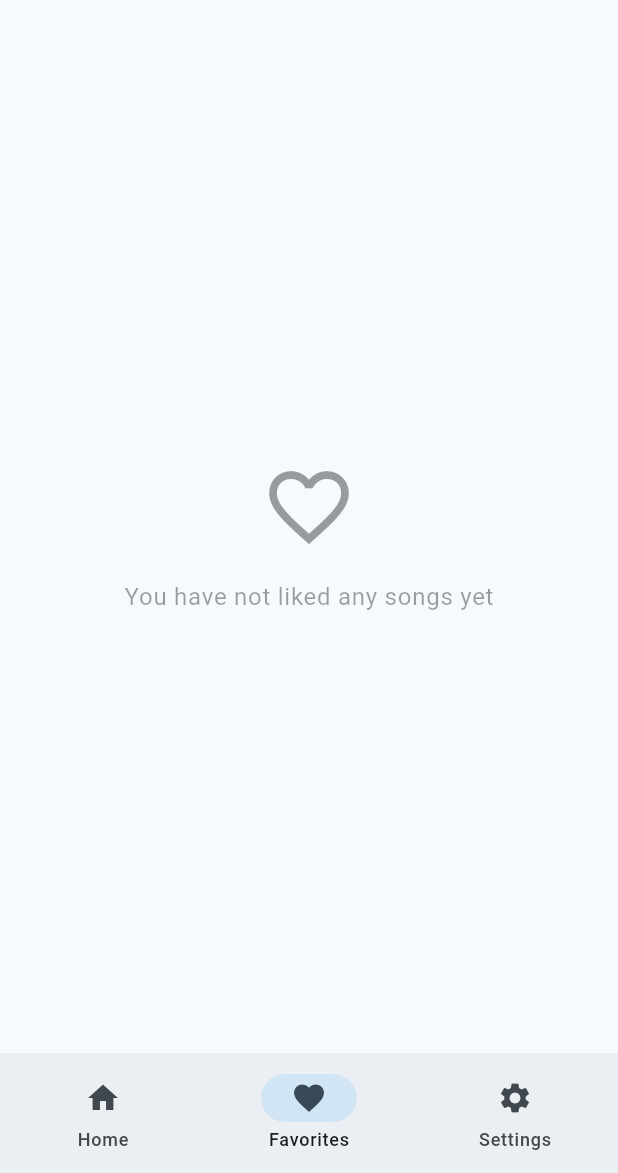
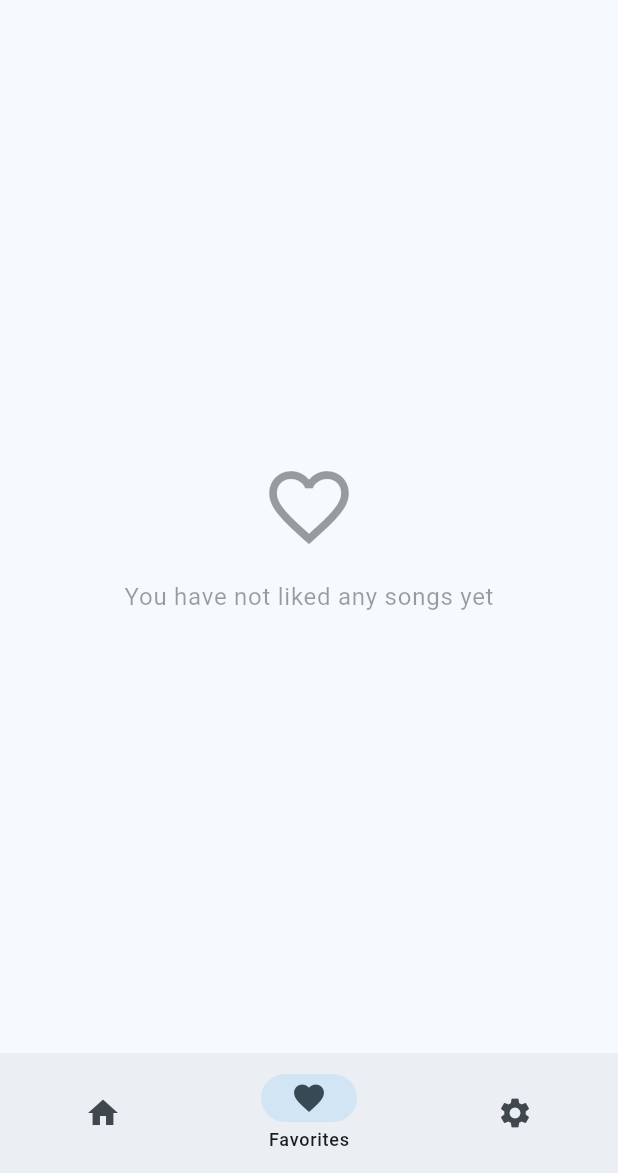
Before and after one commit to mu-fazil-vk/audio_player_offline, a Flutter app: the screen it shows after launch, item 2 of the bottom bar chosen, after a tap on "Favorites", on a phone screen of 412 x 824 dp, the part 63-1236 px from its top. Run offline on Flutter 3.47's test engine with Material 3 defaults, Android fonts, the phone set to English and light mode, and no system bars; drawn by our look-alikes of dynamic_color; our stand-ins replace audio_service, card_swiper, easy_localization, go_router, hive_flutter, hugeicons and 8 more; missing offline and left inert: audio_session, flag; accounts and stored records are empty; statements that could not run were skipped.

```diff
--- a/lib/core/constants/app_constants.dart
+++ b/lib/core/constants/app_constants.dart
@@ -1,3 +1,4 @@
+import 'package:music_player/models/language.dart';
 import 'package:music_player/models/translator.dart';
 
 const String kTestImage = 'assets/test.jpg';
@@ -16,4 +17,13 @@ class AppInfo {
       profileUrl: 'https://github.com/mu-fazil-vk/',
     ),
   ];
+
+  final List<LanguageModel> supportedLanguages = [
+    LanguageModel(name: 'English', code: 'en'),
+    LanguageModel(
+        name: 'മലയാളം',
+        code: 'ml',
+        englishName: 'Malayalam',
+        countryCode: 'in'),
+  ];
 }
--- /dev/null
+++ b/lib/models/language.dart
@@ -0,0 +1,12 @@
+class LanguageModel {
+  final String name;
+  final String code;
+  final String? englishName;
+  final String? countryCode;
+  LanguageModel({
+    required this.name,
+    required this.code,
+    this.englishName,
+    this.countryCode,
+  });
+}
--- a/lib/services/navigation_service.dart
+++ b/lib/services/navigation_service.dart
@@ -8,6 +8,8 @@ import 'package:music_player/views/home/home_screen.dart';
 import 'package:music_player/views/player/full_screen_player.dart';
 import 'package:music_player/views/playlists/playlist_view_screen.dart';
 import 'package:music_player/views/playlists/playlists_screen.dart';
+import 'package:music_player/views/search/search_screen.dart';
+import 'package:music_player/views/settings/languages_screen.dart';
 import 'package:music_player/views/settings/settings_screen.dart';
 import 'package:music_player/views/settings/translators_screen.dart';
 
@@ -107,6 +109,11 @@ class NavigationService {
                         ) ??
                         0),
               ),
+               GoRoute(
+                path: searchPath,
+                name: 'search',
+                builder: (context, state) => const SearchScreen(),
+              ),
             ],
           ),
         ],
@@ -115,7 +122,7 @@ class NavigationService {
         navigatorKey: favoriteTabNavigatorKey,
         routes: [
           GoRoute(
-            path: searchPath,
+            path: playlistsPath,
             pageBuilder: (context, GoRouterState state) {
               return getPage(
                 child: const PlaylistsScreen(),
@@ -156,6 +163,11 @@ class NavigationService {
                 name: 'translators',
                 builder: (context, state) => const TranslatorsScreen(),
               ),
+              GoRoute(
+                path: 'languages',
+                name: 'languages',
+                builder: (context, state) => const LanguagesScreen(),
+              ),
             ],
           ),
         ],
--- a/lib/views/bottom_avigation/bottom_navigation.dart
+++ b/lib/views/bottom_avigation/bottom_navigation.dart
@@ -1,3 +1,4 @@
+import 'package:easy_localization/easy_localization.dart';
 import 'package:flutter/material.dart';
 import 'package:go_router/go_router.dart';
 import 'package:music_player/providers/audio_provider.dart';
@@ -76,6 +77,9 @@ class _BottomNavigationScreenState extends State<BottomNavigationScreen> {
         ),
         bottomNavigationBar: NavigationBar(
           selectedIndex: _selectedIndex.value,
+          labelBehavior: context.locale == const Locale('en')
+              ? NavigationDestinationLabelBehavior.onlyShowSelected
+              : NavigationDestinationLabelBehavior.alwaysHide,
           onDestinationSelected: (index) {
             widget.body.goBranch(
               index,
--- a/lib/views/playlists/playlists_screen.dart
+++ b/lib/views/playlists/playlists_screen.dart
@@ -25,24 +25,32 @@ class PlaylistsScreen extends StatelessWidget {
         child: Column(
           crossAxisAlignment: CrossAxisAlignment.end,
           children: [
-            TextButton.icon(
+            SizedBox(
+              height: 40,
+              child: TextButton.icon(
                 onPressed: () {
                   showDialog(
                     context: context,
                     builder: (context) => addPlaylistDialogue(context),
                   );
                 },
-              icon: const Icon(Icons.add),
+                icon: const Icon(
+                  Icons.add,
+                  size: 20,
+                ),
                 style: TextButton.styleFrom(
                   backgroundColor:
                       Theme.of(context).primaryColor.withOpacity(0.3),
+                  maximumSize: const Size(200, 40),
                 ),
                 label: Text(
                   LocaleKeys.playlists.tr(),
                   style: Theme.of(context)
                       .textTheme
                       .bodyMedium
-                    ?.copyWith(fontSize: 18),
+                      ?.copyWith(fontSize: 15),
+                  overflow: TextOverflow.ellipsis,
+                ),
               ),
             ),
             20.ph,
--- a/pubspec.yaml
+++ b/pubspec.yaml
@@ -56,6 +56,7 @@ dependencies:
   share_plus: ^10.1.2
   url_launcher: ^6.3.1
   easy_localization: ^3.0.7
+  flag: ^7.0.0
 
 dev_dependencies:
   flutter_test:
```
Also changed, not shown: assets/l10n/en.json (+7 -1 lines), assets/l10n/ml.json (+7 -1 lines), lib/providers/audio_data_provider.dart (+30 -4 lines), lib/views/home/home_screen.dart (+1 -7 lines), lib/views/playlists/playlist_view_screen.dart (+75 -10 lines), lib/views/settings/languages_screen.dart (added, +72 -0 lines), lib/views/settings/sections/about.dart (+2 -10 lines), lib/views/settings/sections/common_settings.dart (+10 -2 lines), lib/widgets/common/add_playlist_dialogue.dart (+9 -5 lines), lib/widgets/common/snackbar_widget.dart (added, +14 -0 lines), lib/core/generated/l10n/locale_keys.g.dart, pubspec.lock. Lines whose indentation alone changed are shown as unchanged.
